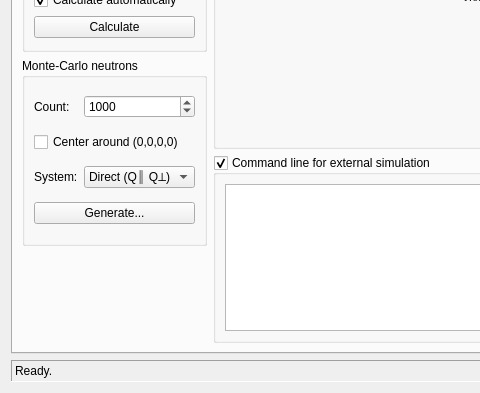
Old version of the form ui/reso.ui in the repository tweber-ill/frm_mirror-takin1; both pictures show x 0 to 480 and y 85 to 478 of the 810 by 478 pixel window.
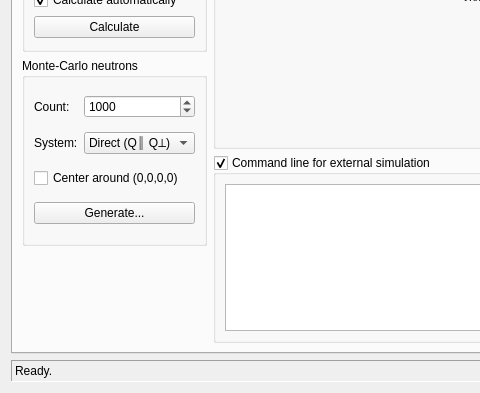
New version of the form. The open tabs and pages were chosen to show the change. Icons and pictures are not drawn.

Diff of the .ui file:
```diff
--- a/ui/reso.ui
+++ b/ui/reso.ui
@@ -1505,13 +1505,6 @@
           <string>Monte-Carlo neutrons</string>
          </property>
          <layout class="QGridLayout" name="gridLayout_5">
-          <item row="1" column="0" colspan="2">
-           <widget class="QCheckBox" name="checkMCCenter">
-            <property name="text">
-             <string>Center around (0,0,0,0)</string>
-            </property>
-           </widget>
-          </item>
           <item row="0" column="0">
            <widget class="QLabel" name="label">
             <property name="sizePolicy">
@@ -1551,7 +1544,14 @@
             </property>
            </widget>
           </item>
-          <item row="2" column="1">
+          <item row="2" column="0" colspan="2">
+           <widget class="QCheckBox" name="checkMCCenter">
+            <property name="text">
+             <string>Center around (0,0,0,0)</string>
+            </property>
+           </widget>
+          </item>
+          <item row="1" column="1">
            <widget class="QComboBox" name="comboMCCoords">
             <property name="sizePolicy">
              <sizepolicy hsizetype="Expanding" vsizetype="Fixed">
@@ -1576,7 +1576,7 @@
             </item>
            </widget>
           </item>
-          <item row="2" column="0">
+          <item row="1" column="0">
            <widget class="QLabel" name="label_3">
             <property name="sizePolicy">
              <sizepolicy hsizetype="Minimum" vsizetype="Preferred">
```
Left out of the diff: 3 changed lines with no effect on the pictures.
